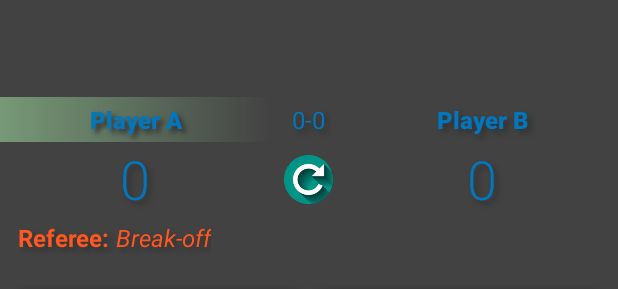
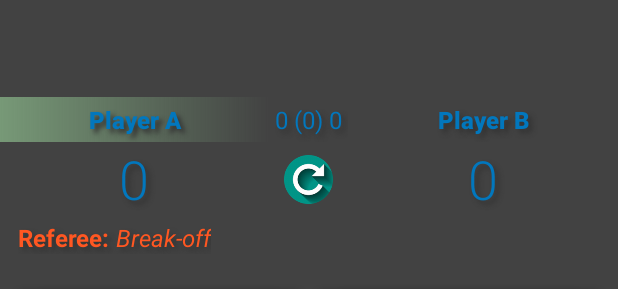
Before and after one commit to GaborBartal/SnookerTracker, an Android app: the layout activity_game.xml on its own in the app's theme, with its tools: preview values and no code run, on a phone screen of 412 x 824 dp. Shown: the part 597-886 px from the top of the screen. Run offline under Robolectric (Android 15) with nearby library versions, the phone set to English and light mode, and no system bars.

```diff
--- a/app/src/main/java/com/example/android/snookertracker/GameActivity.java
+++ b/app/src/main/java/com/example/android/snookertracker/GameActivity.java
@@ -743,7 +743,7 @@ public class GameActivity extends Activity {
         strReferee = getString(R.string.str_referee_starter, strPlayer);
 
         nrPtsA = 0;
-        nrPtsB = 30;
+        nrPtsB = 0;
         nrPtsCurrent = 0;
         nrPtsIdle = 0;
         nrBreak = 0;
@@ -755,7 +755,7 @@ public class GameActivity extends Activity {
         nrHitsB = 0;
 
         nrDeactivatedBall = 0;
-        nrRedsAvailable = 1;
+        nrRedsAvailable = 15;
         nrPtsLeft = 0;
         nrPtsDifference = 0;
 
--- a/app/src/main/res/layout-land/activity_game.xml
+++ b/app/src/main/res/layout-land/activity_game.xml
@@ -94,7 +94,7 @@
                     android:layout_gravity="center_horizontal"
                     android:gravity="center|top"
                     android:padding="@dimen/gap1"
-                    android:text="0-0"
+                    android:text="0 (0) 0"
                     android:textSize="@dimen/font_size_level2"
                     android:textStyle="bold" />
 
--- a/app/src/main/res/layout/activity_game.xml
+++ b/app/src/main/res/layout/activity_game.xml
@@ -108,7 +108,7 @@
                     android:layout_height="wrap_content"
                     android:layout_gravity="center_horizontal"
                     android:padding="@dimen/gap1"
-                    android:text="0-0"
+                    android:text="0 (0) 0"
                     android:textSize="@dimen/font_size_level2" />
 
                 <ImageButton
```
